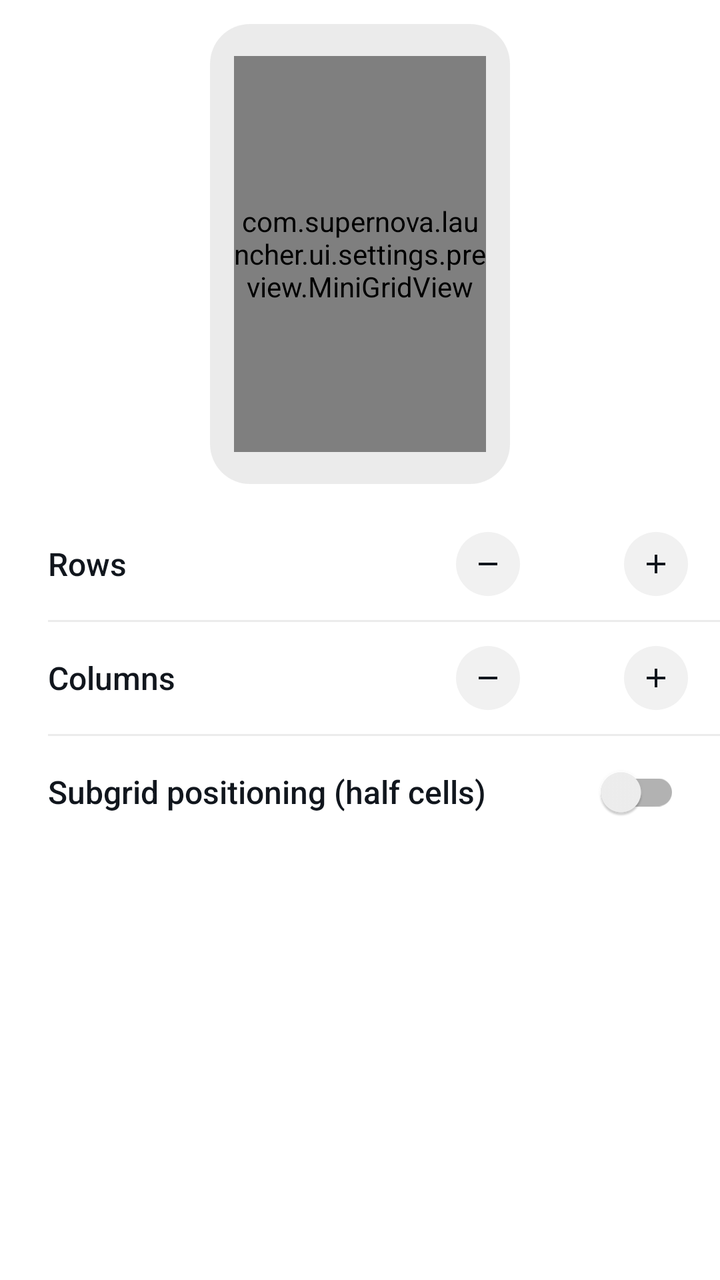
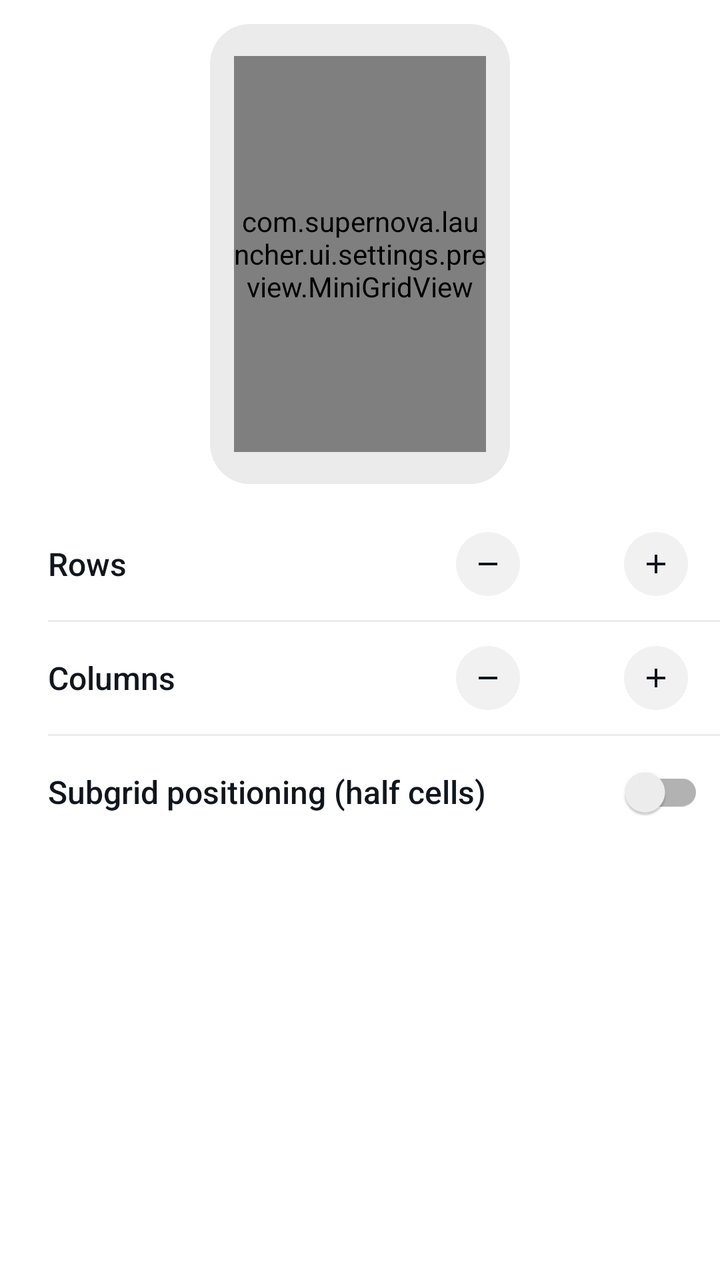

Two renders of the same Android screen: before a commit and after it. Below are the layout's source before the change and the commit's diff.
<!-- AndroidManifest.xml: application theme Theme.Supernova -->
<!-- res/layout/dialog_desktop_grid.xml -->
<?xml version="1.0" encoding="utf-8"?>
<LinearLayout xmlns:android="http://schemas.android.com/apk/res/android"
    android:layout_width="match_parent"
    android:layout_height="wrap_content"
    android:orientation="vertical"
    android:paddingTop="@dimen/space_ms"
    android:paddingBottom="@dimen/space_xs">

    <FrameLayout
        android:layout_width="150dp"
        android:layout_height="230dp"
        android:layout_gravity="center_horizontal"
        android:layout_marginBottom="@dimen/space_ms"
        android:background="@drawable/bg_settings_grid_inset"
        android:paddingHorizontal="@dimen/space_ms"
        android:paddingVertical="@dimen/space_md">

        <com.supernova.launcher.ui.settings.preview.MiniGridView
            android:id="@+id/gridPreview"
            android:layout_width="match_parent"
            android:layout_height="match_parent" />
    </FrameLayout>

    <LinearLayout
        android:layout_width="match_parent"
        android:layout_height="wrap_content"
        android:gravity="center_vertical"
        android:minHeight="56dp"
        android:orientation="horizontal"
        android:paddingStart="@dimen/space_lg"
        android:paddingEnd="@dimen/space_ms">

        <TextView
            android:layout_width="0dp"
            android:layout_height="wrap_content"
            android:layout_weight="1"
            android:fontFamily="sans-serif-medium"
            android:text="@string/grid_rows"
            android:textColor="@color/textPrimary"
            android:textSize="@dimen/text_body" />

        <ImageButton
            android:id="@+id/rowsDown"
            android:layout_width="40dp"
            android:layout_height="40dp"
            android:background="@drawable/bg_step_circle"
            android:contentDescription="@string/stepper_decrease"
            android:padding="@dimen/space_ms"
            android:scaleType="fitCenter"
            android:src="@drawable/ic_step_minus" />

        <TextView
            android:id="@+id/rowsValue"
            android:layout_width="44dp"
            android:layout_height="wrap_content"
            android:gravity="center"
            android:textColor="@color/textPrimary"
            android:textSize="@dimen/text_title"
            android:textStyle="bold" />

        <ImageButton
            android:id="@+id/rowsUp"
            android:layout_width="40dp"
            android:layout_height="40dp"
            android:background="@drawable/bg_step_circle"
            android:contentDescription="@string/stepper_increase"
            android:padding="@dimen/space_ms"
            android:scaleType="fitCenter"
            android:src="@drawable/ic_step_plus" />
    </LinearLayout>

    <View
        android:layout_width="match_parent"
        android:layout_height="1dp"
        android:layout_marginStart="@dimen/space_lg"
        android:background="@color/settingsDivider" />

    <LinearLayout
        android:layout_width="match_parent"
        android:layout_height="wrap_content"
        android:gravity="center_vertical"
        android:minHeight="56dp"
        android:orientation="horizontal"
        android:paddingStart="@dimen/space_lg"
        android:paddingEnd="@dimen/space_ms">

        <TextView
            android:layout_width="0dp"
            android:layout_height="wrap_content"
            android:layout_weight="1"
            android:fontFamily="sans-serif-medium"
            android:text="@string/grid_cols"
            android:textColor="@color/textPrimary"
            android:textSize="@dimen/text_body" />

        <ImageButton
            android:id="@+id/colsDown"
            android:layout_width="40dp"
            android:layout_height="40dp"
            android:background="@drawable/bg_step_circle"
            android:contentDescription="@string/stepper_decrease"
            android:padding="@dimen/space_ms"
            android:scaleType="fitCenter"
            android:src="@drawable/ic_step_minus" />

        <TextView
            android:id="@+id/colsValue"
            android:layout_width="44dp"
            android:layout_height="wrap_content"
            android:gravity="center"
            android:textColor="@color/textPrimary"
            android:textSize="@dimen/text_title"
            android:textStyle="bold" />

        <ImageButton
            android:id="@+id/colsUp"
            android:layout_width="40dp"
            android:layout_height="40dp"
            android:background="@drawable/bg_step_circle"
            android:contentDescription="@string/stepper_increase"
            android:padding="@dimen/space_ms"
            android:scaleType="fitCenter"
            android:src="@drawable/ic_step_plus" />
    </LinearLayout>

    <LinearLayout
        android:id="@+id/subgridRow"
        android:layout_width="match_parent"
        android:layout_height="wrap_content"
        android:orientation="vertical">

        <View
            android:layout_width="match_parent"
            android:layout_height="1dp"
            android:layout_marginStart="@dimen/space_lg"
            android:background="@color/settingsDivider" />

        <LinearLayout
            android:id="@+id/subgridToggle"
            android:layout_width="match_parent"
            android:layout_height="wrap_content"
            android:background="?attr/selectableItemBackground"
            android:gravity="center_vertical"
            android:minHeight="56dp"
            android:orientation="horizontal"
            android:paddingStart="@dimen/space_lg"
            android:paddingEnd="@dimen/space_sm">
    
            <TextView
                android:layout_width="0dp"
                android:layout_height="wrap_content"
                android:layout_weight="1"
                android:fontFamily="sans-serif-medium"
                android:text="@string/subgrid"
                android:textColor="@color/textPrimary"
                android:textSize="@dimen/text_body" />
    
            <androidx.appcompat.widget.SwitchCompat
                android:id="@+id/subgridCheck"
                android:layout_width="wrap_content"
                android:layout_height="wrap_content"
                android:layout_marginStart="@dimen/space_md"
                android:layout_marginEnd="@dimen/space_ms"
                android:clickable="false"
                android:focusable="false" />
        </LinearLayout>
    </LinearLayout>
</LinearLayout>
<!-- resources referenced by this layout -->
<resources>
  <color name="settingsDivider">#14000000</color>
  <color name="textPrimary">#11161D</color>
  <dimen name="space_lg">24dp</dimen>
  <dimen name="space_md">16dp</dimen>
  <dimen name="space_ms">12dp</dimen>
  <dimen name="space_sm">8dp</dimen>
  <dimen name="space_xs">4dp</dimen>
  <dimen name="text_body">16sp</dimen>
  <dimen name="text_title">20sp</dimen>
  <!-- drawable bg_settings_grid_inset (drawable) -->
  <?xml version="1.0" encoding="utf-8"?>
  <shape xmlns:android="http://schemas.android.com/apk/res/android" android:shape="rectangle">
      <corners android:radius="20dp" />
      <solid android:color="@color/settingsPillBg" />
  </shape>
  <!-- drawable bg_step_circle (drawable) -->
  <?xml version="1.0" encoding="utf-8"?>
  <ripple xmlns:android="http://schemas.android.com/apk/res/android"
      android:color="?attr/colorControlHighlight">
      <item>
          <inset android:inset="4dp">
              <shape android:shape="oval">
                  <solid android:color="@color/settingsStepBg" />
              </shape>
          </inset>
      </item>
  </ripple>
  <!-- drawable ic_step_minus (drawable) -->
  <?xml version="1.0" encoding="utf-8"?>
  <vector xmlns:android="http://schemas.android.com/apk/res/android"
      android:width="20dp"
      android:height="20dp"
      android:viewportWidth="24"
      android:viewportHeight="24"
      android:tint="@color/textPrimary">
      <path
          android:fillColor="@android:color/white"
          android:pathData="M19,13H5v-2h14v2z" />
  </vector>
  <string name="grid_cols">Columns</string>
  <string name="grid_rows">Rows</string>
  <string name="stepper_decrease">Decrease</string>
  <string name="stepper_increase">Increase</string>
  <string name="subgrid">Subgrid positioning (half cells)</string>
  <color name="settingsPillBg">#14000000</color>
  <color name="settingsStepBg">#0F11161D</color>
  <color name="accent">#2E89FF</color>
  <color name="rippleHighlight">#1A000000</color>
  <color name="accentBlueText">@color/accentBlue</color>
  <style name="Widget.Supernova.RadioButton" parent="Widget.MaterialComponents.CompoundButton.RadioButton">
          <item name="buttonTint">@color/selection_control_tint</item>
          <item name="android:textColor">@color/textPrimary</item>
      </style>
  <style name="Widget.Supernova.Switch" parent="Widget.MaterialComponents.CompoundButton.Switch">
          <item name="android:textColor">@color/textPrimary</item>
      </style>
  <color name="textSecondary">#B011161D</color>
  <color name="surface">#FFFFFF</color>
  <color name="onAccent">#FFFFFFFF</color>
  <color name="accentBlue">#2E89FF</color>
  <color name="raised">#FFFFFF</color>
  <style name="ShapeAppearanceOverlay.Supernova.Dialog" parent="">
          <item name="cornerFamily">rounded</item>
          <item name="cornerSize">28dp</item>
      </style>
  <style name="TextAppearance.Supernova.DialogTitle" parent="MaterialAlertDialog.MaterialComponents.Title.Text">
          <item name="android:textColor">@color/textPrimary</item>
          <item name="android:textSize">@dimen/text_headline</item>
          <item name="android:fontFamily">sans-serif-medium</item>
      </style>
  <style name="TextAppearance.Supernova.DialogBody" parent="MaterialAlertDialog.MaterialComponents.Body.Text">
          <item name="android:textColor">@color/textSecondary</item>
          <item name="android:textSize">@dimen/text_body</item>
          <item name="android:lineSpacingMultiplier">1.15</item>
      </style>
  <dimen name="text_headline">24sp</dimen>
  <style name="ShapeAppearanceOverlay.Supernova.BottomSheet" parent="">
          <item name="cornerFamily">rounded</item>
          <item name="cornerSizeTopLeft">28dp</item>
          <item name="cornerSizeTopRight">28dp</item>
          <item name="cornerSizeBottomLeft">0dp</item>
          <item name="cornerSizeBottomRight">0dp</item>
      </style>
  <!-- unchanged entries left out for length: 14 -->
</resources>

<!-- the commit's change to res/layout/dialog_desktop_grid.xml (unified diff, before → after) -->
@@ -160,7 +160,6 @@
                 android:layout_width="wrap_content"
                 android:layout_height="wrap_content"
                 android:layout_marginStart="@dimen/space_md"
-                android:layout_marginEnd="@dimen/space_ms"
                 android:clickable="false"
                 android:focusable="false" />
         </LinearLayout>
